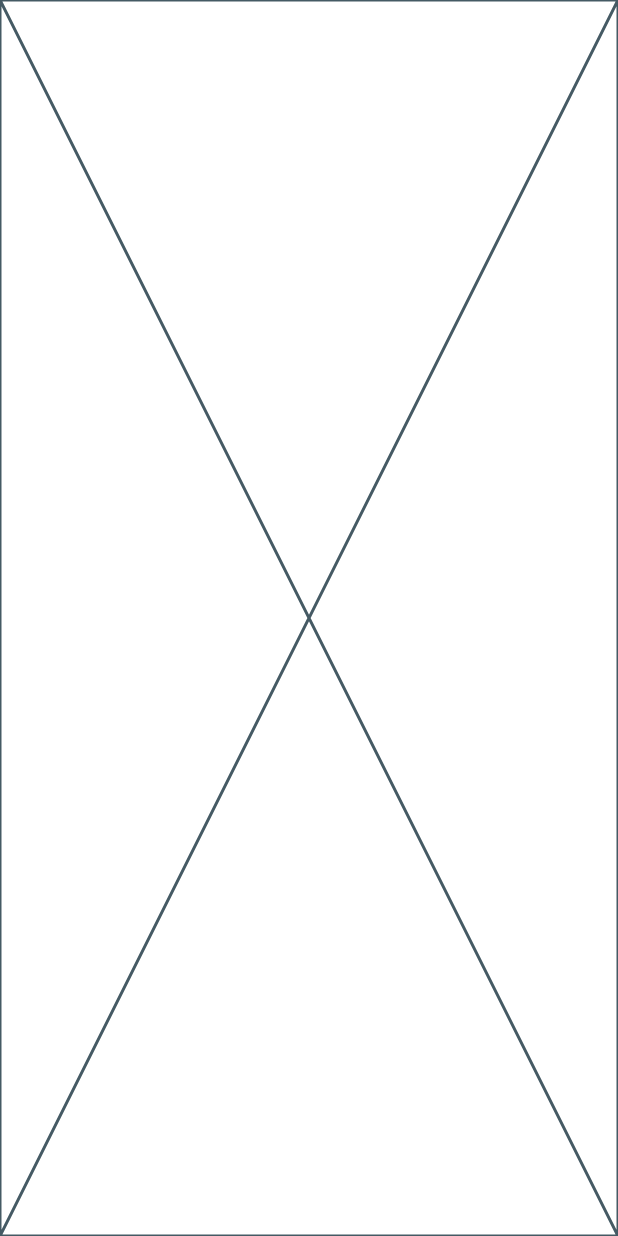
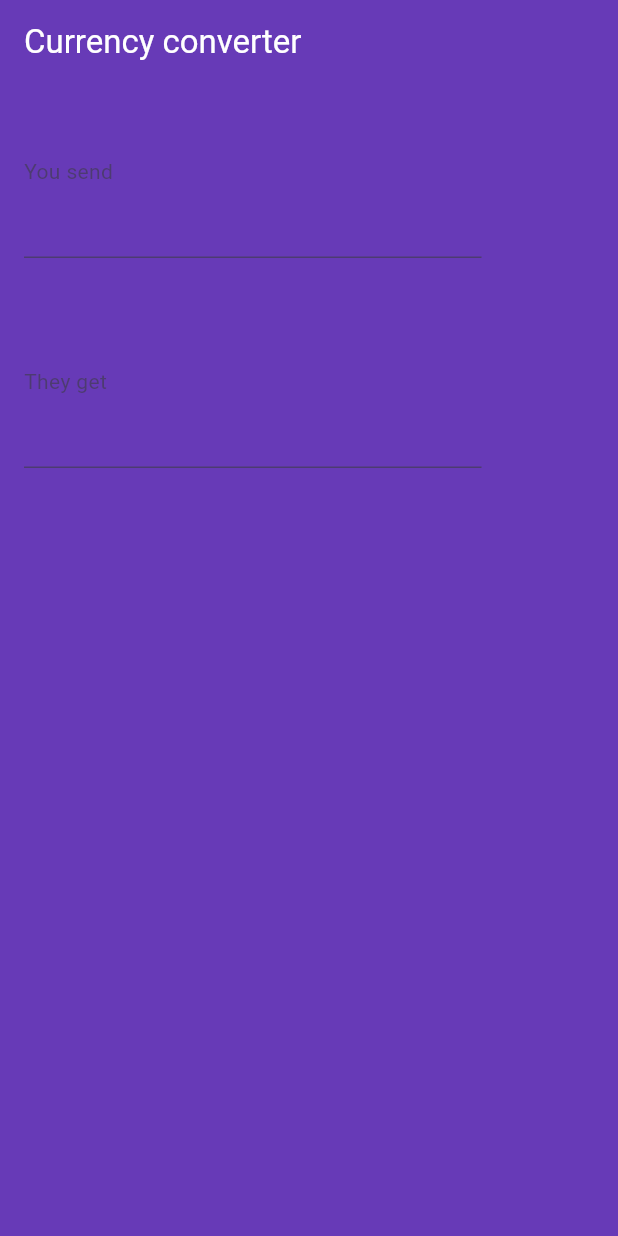
Before and after one commit to atomnato/currency_converter, a Flutter app: the screen it shows after launch, on a phone screen of 412 x 824 dp. Run offline on Flutter 3.47's test engine with Material 3 defaults, Android fonts, the phone set to English and light mode, and no system bars; our stand-ins replace dio, freezed_annotation, isar; accounts and stored records are empty; generated files the repository leaves out were written again.

Commit message:
Create UI converter screen
Add converter screen
Add currency selector dialog

```diff
--- /dev/null
+++ b/devtools_options.yaml
@@ -0,0 +1 @@
+extensions:
--- a/lib/api_client/models/api_response.dart
+++ b/lib/api_client/models/api_response.dart
@@ -4,6 +4,7 @@ part 'api_response.freezed.dart';
 
 @freezed
 class ApiResponse<T> with _$ApiResponse<T> {
+  const ApiResponse._();
   const factory ApiResponse.success(T payload) = _ApiSuccessResponse;
 
   const factory ApiResponse.error(Object error, [dynamic payload]) =
--- a/lib/app.dart
+++ b/lib/app.dart
@@ -1,4 +1,8 @@
+import 'package:currency_converter/features/converter/presentation/converter_screen.dart';
+import 'package:currency_converter/utils/app_colors.dart';
 import 'package:flutter/material.dart';
+
+const _colorScheme = ColorScheme.light(surface: AppColors.primary);
 
 class App extends StatelessWidget {
   const App({super.key});
@@ -6,12 +10,33 @@ class App extends StatelessWidget {
   @override
   Widget build(BuildContext context) {
     return MaterialApp(
-      title: 'Flutter Demo',
+      title: 'Currency converter',
       theme: ThemeData(
-        colorScheme: ColorScheme.fromSeed(seedColor: Colors.deepPurple),
         useMaterial3: true,
+        colorScheme: _colorScheme,
+        appBarTheme: const AppBarTheme(
+          foregroundColor: Colors.white,
+        ),
+
+        inputDecorationTheme: InputDecorationTheme(
+          disabledBorder: const UnderlineInputBorder(
+            borderSide: BorderSide(
+              color: AppColors.outline,
+            ),
+          ),
+          enabledBorder: const UnderlineInputBorder(
+            borderSide: BorderSide(
+              color: AppColors.outline,
+            ),
+          ),
+          focusedBorder: UnderlineInputBorder(
+            borderSide: BorderSide(
+              color: _colorScheme.secondary,
+            ),
+          ),
+        )
       ),
-      home: Placeholder(),
+      home: const ConverterScreen(),
     );
   }
 }
--- a/lib/bootstrap.dart
+++ b/lib/bootstrap.dart
@@ -9,12 +9,12 @@ Future<void> bootstrap(Widget child) async {
   WidgetsFlutterBinding.ensureInitialized();
   final dir = await getApplicationSupportDirectory();
 
-  final isar = Isar.open([], directory: dir.path);
+//  final isar = Isar.open([], directory: dir.path);
 
   runApp(
     MultiProvider(
       providers: [
-        Provider.value(value: isar),
+  //      Provider.value(value: isar),
         Provider(
           create: (context) {
             return DioClient(
--- /dev/null
+++ b/lib/features/converter/presentation/converter_screen.dart
@@ -0,0 +1,42 @@
+import 'package:currency_converter/features/converter/presentation/widgets/currency_dialog.dart';
+import 'package:currency_converter/features/converter/presentation/widgets/currency_field.dart';
+import 'package:currency_converter/utils/app_colors.dart';
+import 'package:flutter/material.dart';
+
+class ConverterScreen extends StatefulWidget {
+  const ConverterScreen({super.key});
+
+  @override
+  State<ConverterScreen> createState() => _ConverterScreenState();
+}
+
+class _ConverterScreenState extends State<ConverterScreen> {
+  @override
+  Widget build(BuildContext context) {
+    return Scaffold(
+      appBar: AppBar(title: const Text('Currency converter')),
+      body: Padding(
+        padding: const EdgeInsets.only(top: 48, left: 16, right: 16),
+        child: Column(
+          children: [
+            CurrencyField(
+              label: 'You send',
+              onTap: () => CurrencyDialog.show(context,['USD','USD','USD','USD','USD','USD','USD','USD','USD','USD']),
+            ),
+            const Padding(
+              padding: EdgeInsets.symmetric(vertical: 24),
+              child: Icon(
+                Icons.currency_exchange,
+                color: AppColors.primary,
+              ),
+            ),
+            CurrencyField(
+              label: 'They get',
+              onTap: () => CurrencyDialog.show(context,['USD','USD','USD','USD','USD','USD','USD','USD','USD','USD']),
+            ),
+          ],
+        ),
+      ),
+    );
+  }
+}
--- /dev/null
+++ b/lib/features/converter/presentation/widgets/currency_field.dart
@@ -0,0 +1,64 @@
+import 'package:currency_converter/utils/app_colors.dart';
+import 'package:flutter/material.dart';
+
+class CurrencyField extends StatefulWidget {
+  const CurrencyField({
+    required this.label,
+    required this.onTap,
+    super.key,
+  });
+
+  final String label;
+  final VoidCallback onTap;
+
+  @override
+  State<CurrencyField> createState() => _CurrencyFieldState();
+}
+
+class _CurrencyFieldState extends State<CurrencyField> {
+  @override
+  Widget build(BuildContext context) {
+    final theme = Theme.of(context);
+    return Column(
+      crossAxisAlignment: CrossAxisAlignment.start,
+      children: [
+        Text(
+          widget.label,
+          style: theme.textTheme.bodyMedium!.copyWith(
+            color: AppColors.outline,
+          ),
+        ),
+        Row(
+          crossAxisAlignment: CrossAxisAlignment.end,
+          children: [
+            Expanded(child: const TextField(keyboardType: TextInputType.number,)),
+            Padding(
+              padding: const EdgeInsets.only(left: 12),
+              child: InkWell(
+                onTap: widget.onTap,
+                child: Row(
+                  children: [
+                    Padding(
+                      padding: const EdgeInsets.only(left: 4),
+                      child: Text('USD',
+                          style: theme.textTheme.titleMedium!.copyWith(
+                            color: AppColors.primary,
+                          )),
+                    ),
+                    Padding(
+                      padding: const EdgeInsets.only(left: 4),
+                      child: Icon(
+                        Icons.keyboard_arrow_down,
+                        color: AppColors.primary,
+                      ),
+                    )
+                  ],
+                ),
+              ),
+            ),
+          ],
+        ),
+      ],
+    );
+  }
+}
--- /dev/null
+++ b/lib/utils/app_colors.dart
@@ -0,0 +1,6 @@
+import 'package:flutter/material.dart';
+
+abstract class AppColors {
+  static const Color primary =Color(0xFF673AB7);
+  static const Color outline =Color(0x993C3C43);
+}
```
Also changed, not shown: lib/features/converter/presentation/widgets/currency_dialog.dart (added, +65 -0 lines).
